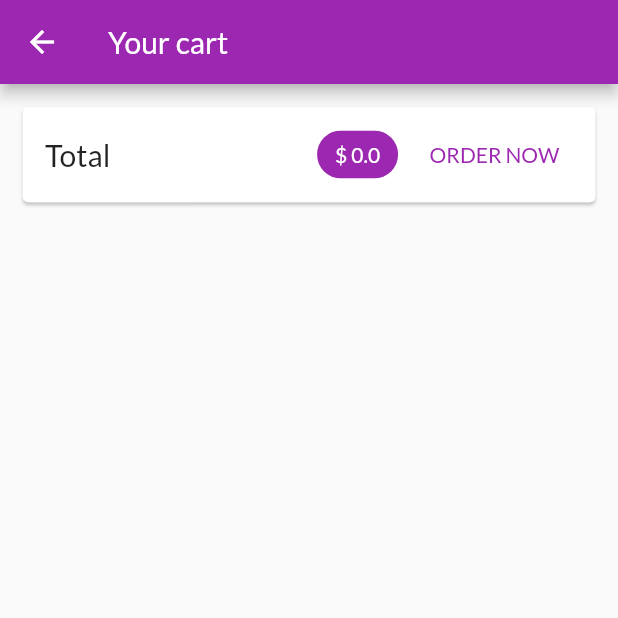
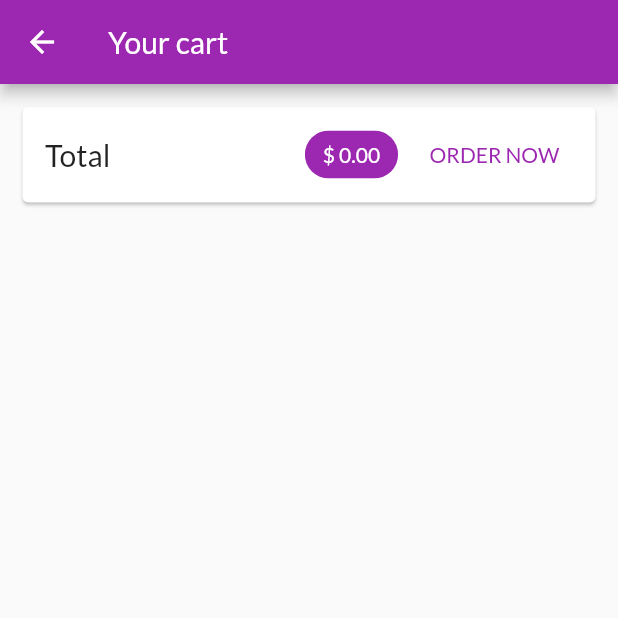
Before and after one commit to PalakSDarji/FlutterMealApp, a Flutter app: the CartScreen screen opened by its route, after a tap on "ORDER NOW", on a phone screen of 412 x 824 dp, the top half of it. Run offline on Flutter 3.47's test engine with Material 2 defaults, Android fonts, the phone set to English and light mode, and no system bars; network calls fail.

Commit message:
orders module done, drawer added

```diff
--- a/lib/main.dart
+++ b/lib/main.dart
@@ -1,7 +1,9 @@
 import 'package:flutter/material.dart';
 import 'package:flutter_meal_app/providers/cart_provider.dart';
+import 'package:flutter_meal_app/providers/orders_provider.dart';
 import 'package:flutter_meal_app/providers/products_provider.dart';
 import 'package:flutter_meal_app/screens/cart_screen.dart';
+import 'package:flutter_meal_app/screens/orders_screen.dart';
 import 'package:flutter_meal_app/screens/product_detail_screen.dart';
 import 'package:flutter_meal_app/screens/products_overview_screen.dart';
 import 'package:provider/provider.dart';
@@ -17,7 +19,8 @@ class MyApp extends StatelessWidget {
     return MultiProvider(
       providers: [
         ChangeNotifierProvider(create: (context) => ProductsProvider()),
-        ChangeNotifierProvider(create: (context) => Cart())
+        ChangeNotifierProvider(create: (context) => Cart()),
+        ChangeNotifierProvider(create: (context) => OrdersProvider())
       ],
       child: MaterialApp(
         title: 'Flutter Demo',
@@ -31,6 +34,7 @@ class MyApp extends StatelessWidget {
         routes: {
           ProductDetailScreen.routeName: (ctx) => ProductDetailScreen(),
           CartScreen.routeName: (ctx) => CartScreen(),
+          OrdersScreen.routeName: (ctx) => OrdersScreen(),
         },
       ),
     );
--- a/lib/providers/cart_provider.dart
+++ b/lib/providers/cart_provider.dart
@@ -70,4 +70,9 @@ class Cart with ChangeNotifier {
     _items.removeAt(getIndexOfCartItemById(id));
     notifyListeners();
   }
+
+  void clearCart(){
+    _items.clear();
+    notifyListeners();
+  }
 }
--- /dev/null
+++ b/lib/providers/orders_provider.dart
@@ -0,0 +1,35 @@
+import 'package:flutter/material.dart';
+import 'package:flutter_meal_app/providers/cart_provider.dart';
+
+class OrderItem {
+  final String id;
+  final double amount;
+  final List<CartItem> products;
+  final DateTime dateTime;
+
+  OrderItem(
+      {@required this.id,
+      @required this.amount,
+      @required this.products,
+      @required this.dateTime});
+}
+
+class OrdersProvider with ChangeNotifier {
+  List<OrderItem> _orders = [];
+
+  List<OrderItem> get orders {
+    return [..._orders];
+  }
+
+  void addOrder(List<CartItem> products, double total) {
+    _orders.insert(
+        0,
+        OrderItem(
+            id: DateTime.now().toString(),
+            amount: total,
+            products: products,
+            dateTime: DateTime.now()));
+    notifyListeners();
+  }
+
+}
--- a/lib/screens/cart_screen.dart
+++ b/lib/screens/cart_screen.dart
@@ -1,5 +1,6 @@
 import 'package:flutter/material.dart';
 import 'package:flutter_meal_app/providers/cart_provider.dart';
+import 'package:flutter_meal_app/providers/orders_provider.dart';
 import 'package:flutter_meal_app/widgets/cart_item.dart';
 import 'package:provider/provider.dart';
 
@@ -29,7 +30,7 @@ class CartScreen extends StatelessWidget {
                       Chip(
                         backgroundColor: Theme.of(context).primaryColor,
                         label: Text(
-                          '\$ ${cart.totalAmount.toString()}',
+                          '\$ ${cart.totalAmount.toStringAsFixed(2)}',
                           style: TextStyle(
                               color: Theme.of(context)
                                   .primaryTextTheme
@@ -39,7 +40,10 @@ class CartScreen extends StatelessWidget {
                       ),
                       SizedBox(width: 5),
                       FlatButton(
-                        onPressed: () {},
+                        onPressed: () {
+                          Provider.of<OrdersProvider>(context, listen: false).addOrder(cart.items, cart.totalAmount);
+                          cart.clearCart();
+                        },
                         child: Text('ORDER NOW'),
                         textColor: Theme.of(context).primaryColor,
                       )
--- /dev/null
+++ b/lib/screens/orders_screen.dart
@@ -0,0 +1,26 @@
+import 'package:flutter/material.dart';
+import 'package:flutter_meal_app/providers/orders_provider.dart';
+import 'package:flutter_meal_app/widgets/app_drawer.dart';
+import 'package:flutter_meal_app/widgets/order_item.dart';
+import 'package:provider/provider.dart';
+
+class OrdersScreen extends StatelessWidget {
+
+  static const routeName = "/orders";
+  @override
+  Widget build(BuildContext context) {
+    final ordersProvider = Provider.of<OrdersProvider>(context);
+
+    return Scaffold(
+      drawer: AppDrawer(),
+      appBar: AppBar(
+        title: Text('Your Orders'),
+      ),
+      body: ListView.builder(
+        itemCount: ordersProvider.orders.length,
+        itemBuilder: (context, index) =>
+            OrderItemWidget(ordersProvider.orders[index]),
+      ),
+    );
+  }
+}
--- a/lib/screens/products_overview_screen.dart
+++ b/lib/screens/products_overview_screen.dart
@@ -2,6 +2,7 @@ import 'package:flutter/material.dart';
 import 'package:flutter_meal_app/providers/cart_provider.dart';
 import 'package:flutter_meal_app/providers/products_provider.dart';
 import 'package:flutter_meal_app/screens/cart_screen.dart';
+import 'package:flutter_meal_app/widgets/app_drawer.dart';
 import 'package:flutter_meal_app/widgets/badge.dart';
 import 'package:flutter_meal_app/widgets/products_grid.dart';
 import 'package:provider/provider.dart';
@@ -22,6 +23,7 @@ class _ProductsOverviewScreenState extends State<ProductsOverviewScreen> {
         Provider.of<ProductsProvider>(context, listen: false);
 
     return Scaffold(
+      drawer: AppDrawer(),
       appBar: AppBar(
         title: Text('MyShop'),
         actions: [
--- /dev/null
+++ b/lib/widgets/order_item.dart
@@ -0,0 +1,67 @@
+import 'dart:math';
+
+import 'package:flutter/material.dart';
+import 'package:flutter_meal_app/providers/orders_provider.dart';
+import 'package:intl/intl.dart';
+
+class OrderItemWidget extends StatefulWidget {
+  final OrderItem order;
+
+  OrderItemWidget(this.order);
+
+  @override
+  _OrderItemWidgetState createState() => _OrderItemWidgetState();
+}
+
+class _OrderItemWidgetState extends State<OrderItemWidget> {
+  bool _isExpanded = false;
+
+  @override
+  Widget build(BuildContext context) {
+    return Card(
+      margin: EdgeInsets.all(10),
+      child: Column(
+        children: [
+          ListTile(
+            title: Text('\$${widget.order.amount.toStringAsFixed(2)}'),
+            subtitle: Text(
+                DateFormat('dd/MM/yyyy HH:mm').format(widget.order.dateTime)),
+            trailing: IconButton(
+              icon: Icon(_isExpanded ? Icons.expand_less : Icons.expand_more),
+              onPressed: () {
+                setState(() {
+                  _isExpanded = !_isExpanded;
+                });
+              },
+            ),
+          ),
+          if (_isExpanded)
+            Padding(
+              padding: const EdgeInsets.fromLTRB(20,0,20,10),
+              child: Container(
+                height: min(widget.order.products.length * 20.0 + 10, 180),
+                child: ListView.builder(
+                  itemCount: widget.order.products.length,
+                  itemBuilder: (context, index) {
+                    final product = widget.order.products[index];
+                    return Row(
+                      mainAxisAlignment: MainAxisAlignment.spaceBetween,
+                      children: [
+                        Text('${product.title}',
+                            style: TextStyle(
+                                fontSize: 18, fontWeight: FontWeight.bold)),
+                        Text(
+                          '${product.quantity}x \$${product.price}',
+                          style: TextStyle(fontSize: 18, color: Colors.grey),
+                        ),
+                      ],
+                    );
+                  },
+                ),
+              ),
+            )
+        ],
+      ),
+    );
+  }
+}
```
Also changed, not shown: lib/widgets/app_drawer.dart (added, +31 -0 lines), pubspec.yaml (+12 -59 lines), pubspec.lock.
